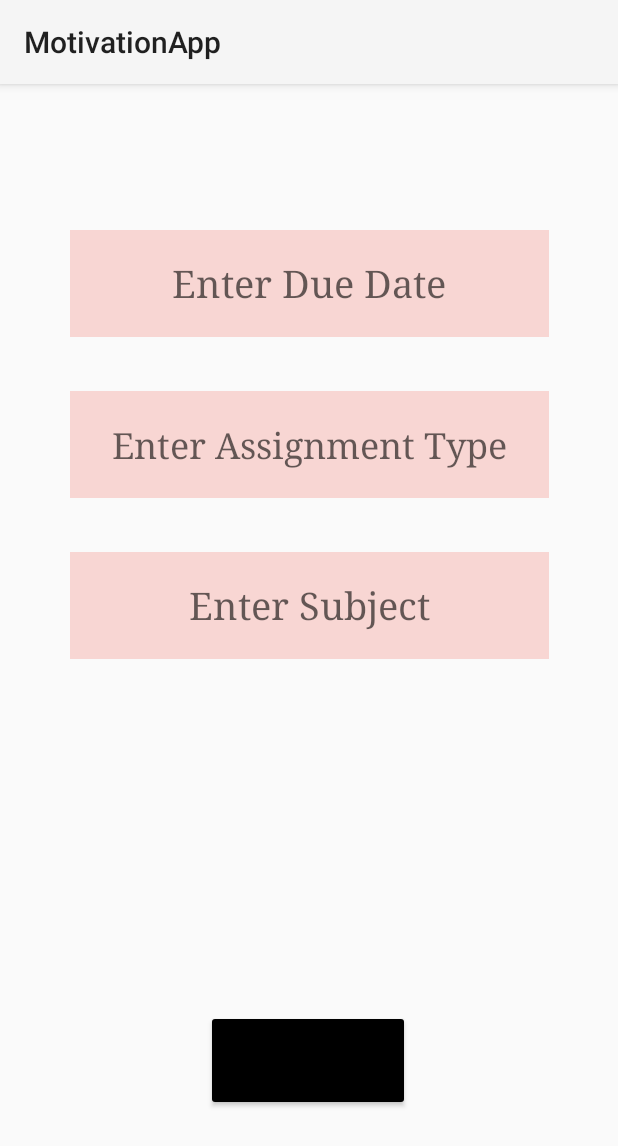
After one commit to eunseolee00/MotivationApp, an Android app: the addDeadlineActivity screen opened directly, with no data from a screen before it, on a phone screen of 412 x 824 dp. The commit adds this screen. Shown: the top 1146 px of the screen. Run offline under Robolectric (Android 15) with nearby library versions, the phone set to English and light mode, and no system bars.

Commit message:
Commit #2

```diff
--- a/app/src/main/AndroidManifest.xml
+++ b/app/src/main/AndroidManifest.xml
@@ -9,6 +9,12 @@
         android:roundIcon="@mipmap/ic_launcher_round"
         android:supportsRtl="true"
         android:theme="@style/Theme.MotivationApp">
+        <activity
+            android:name=".editorDeadlineActivity"
+            android:exported="false" />
+        <activity
+            android:name=".addDeadlineActivity"
+            android:exported="false" />
         <activity
             android:name=".StudyActivity"
             android:exported="false" />
--- /dev/null
+++ b/app/src/main/java/com/example/motivationapp/addDeadlineActivity.kt
@@ -0,0 +1,42 @@
+package com.example.motivationapp
+
+import android.content.Context
+import android.content.Intent
+import androidx.appcompat.app.AppCompatActivity
+import android.os.Bundle
+import android.view.View
+import android.widget.EditText
+
+class addDeadlineActivity : AppCompatActivity() {
+    lateinit var date : EditText
+    lateinit var subject : EditText
+    lateinit var assignment : EditText
+
+    override fun onCreate(savedInstanceState: Bundle?) {
+        super.onCreate(savedInstanceState)
+        setContentView(R.layout.activity_add_deadline)
+        date = findViewById(R.id.date)
+        subject = findViewById(R.id.subject)
+        assignment = findViewById(R.id.assignment)
+    }//onCreate
+
+    fun saveData(view : View) {
+
+        dueDates.add(date.text.toString())
+        subjects.add(subject.text.toString())
+        assignments.add(assignment.text.toString())
+        //arrayAdapter.notifyDataSetChanged();
+
+        sharedPreferences = applicationContext.getSharedPreferences(
+            "com.example.motivationapp", Context.MODE_PRIVATE)
+
+        sharedPreferences.edit().putString("AllDueDates", ObjectSerializer.serialize(dueDates)).apply()
+        sharedPreferences.edit().putString("AllSubjects", ObjectSerializer.serialize(subjects)).apply()
+        sharedPreferences.edit().putString("AllAssignments", ObjectSerializer.serialize(assignments)).apply()
+
+        val intent = Intent(applicationContext, MainActivity::class.java)
+        startActivity(intent)
+
+    }//saveData
+
+}//addDeadlineActivity
--- /dev/null
+++ b/app/src/main/res/layout/activity_add_deadline.xml
@@ -0,0 +1,74 @@
+<?xml version="1.0" encoding="utf-8"?>
+<androidx.constraintlayout.widget.ConstraintLayout xmlns:android="http://schemas.android.com/apk/res/android"
+    xmlns:app="http://schemas.android.com/apk/res-auto"
+    xmlns:tools="http://schemas.android.com/tools"
+    android:layout_width="match_parent"
+    android:layout_height="match_parent"
+    tools:context=".addDeadlineActivity">
+
+    <EditText
+        android:id="@+id/date"
+        android:layout_width="319dp"
+        android:layout_height="71dp"
+        android:layout_marginTop="97dp"
+        android:background="#63F49D97"
+        android:ems="10"
+        android:fontFamily="serif"
+        android:hint="Enter Due Date"
+        android:inputType="date"
+        android:textAlignment="center"
+        android:textSize="25sp"
+        app:layout_constraintEnd_toEndOf="parent"
+        app:layout_constraintHorizontal_bias="0.5"
+        app:layout_constraintStart_toStartOf="parent"
+        app:layout_constraintTop_toTopOf="parent" />
+
+    <EditText
+        android:id="@+id/assignment"
+        android:layout_width="319dp"
+        android:layout_height="71dp"
+        android:layout_marginTop="36dp"
+        android:background="#63F49D97"
+        android:ems="10"
+        android:fontFamily="serif"
+        android:hint="Enter Assignment Type"
+        android:inputType="textPersonName"
+        android:textAlignment="center"
+        android:textSize="24sp"
+        app:layout_constraintEnd_toEndOf="parent"
+        app:layout_constraintHorizontal_bias="0.5"
+        app:layout_constraintStart_toStartOf="parent"
+        app:layout_constraintTop_toBottomOf="@+id/date" />
+
+    <EditText
+        android:id="@+id/subject"
+        android:layout_width="319dp"
+        android:layout_height="71dp"
+        android:layout_marginTop="36dp"
+        android:background="#63F49D97"
+        android:ems="10"
+        android:fontFamily="serif"
+        android:hint="Enter Subject"
+        android:inputType="textPersonName"
+        android:textAlignment="center"
+        android:textSize="25sp"
+        app:layout_constraintEnd_toEndOf="parent"
+        app:layout_constraintStart_toStartOf="parent"
+        app:layout_constraintTop_toBottomOf="@+id/assignment" />
+
+    <Button
+        android:id="@+id/save"
+        android:layout_width="136dp"
+        android:layout_height="67dp"
+        android:layout_marginTop="216dp"
+        android:layout_marginBottom="66dp"
+        android:backgroundTint="#000000"
+        android:text="Save"
+        app:layout_constraintBottom_toBottomOf="parent"
+        app:layout_constraintEnd_toEndOf="parent"
+        app:layout_constraintHorizontal_bias="0.498"
+        app:layout_constraintStart_toStartOf="parent"
+        app:layout_constraintTop_toBottomOf="@+id/subject"
+        tools:onClick="saveData" />
+
+</androidx.constraintlayout.widget.ConstraintLayout>
```
Also changed, not shown: app/src/main/java/com/example/motivationapp/DeadlineActivity.kt (+120 -0 lines), app/src/main/java/com/example/motivationapp/editorDeadlineActivity.kt (added, +46 -0 lines), app/src/main/res/layout/activity_deadline.xml (+7 -0 lines), app/src/main/res/layout/activity_editor_deadline.xml (added, +75 -0 lines), app/src/main/res/menu/add.xml (added, +7 -0 lines), app/src/main/res/drawable/paperclips.png (added).
